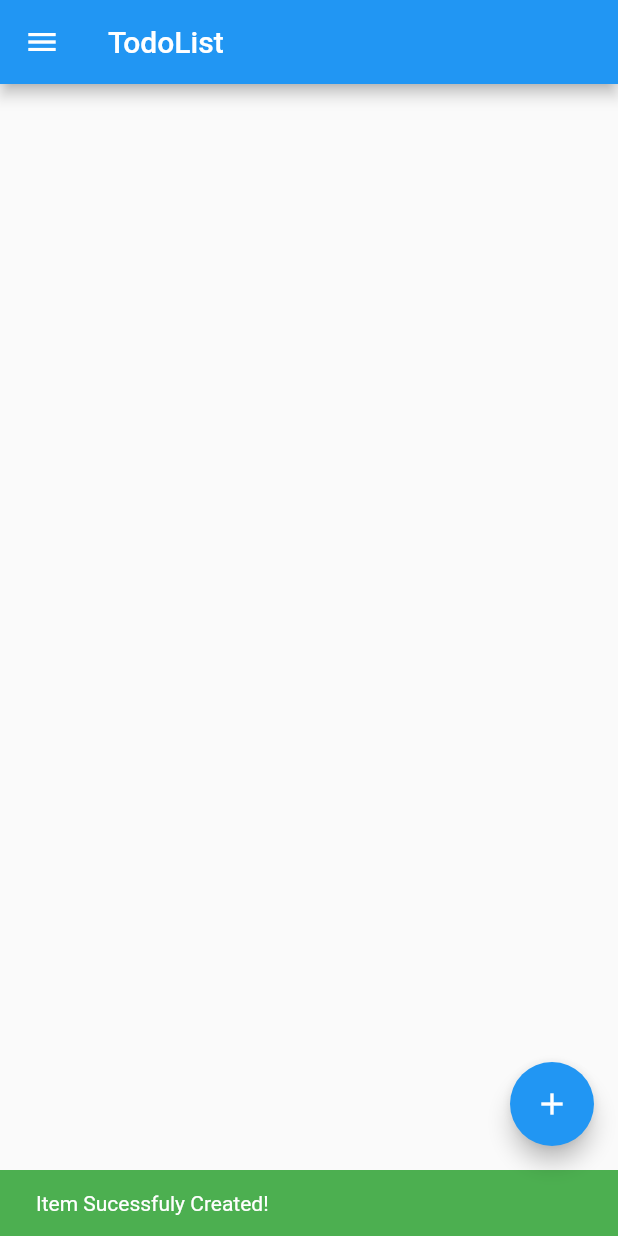
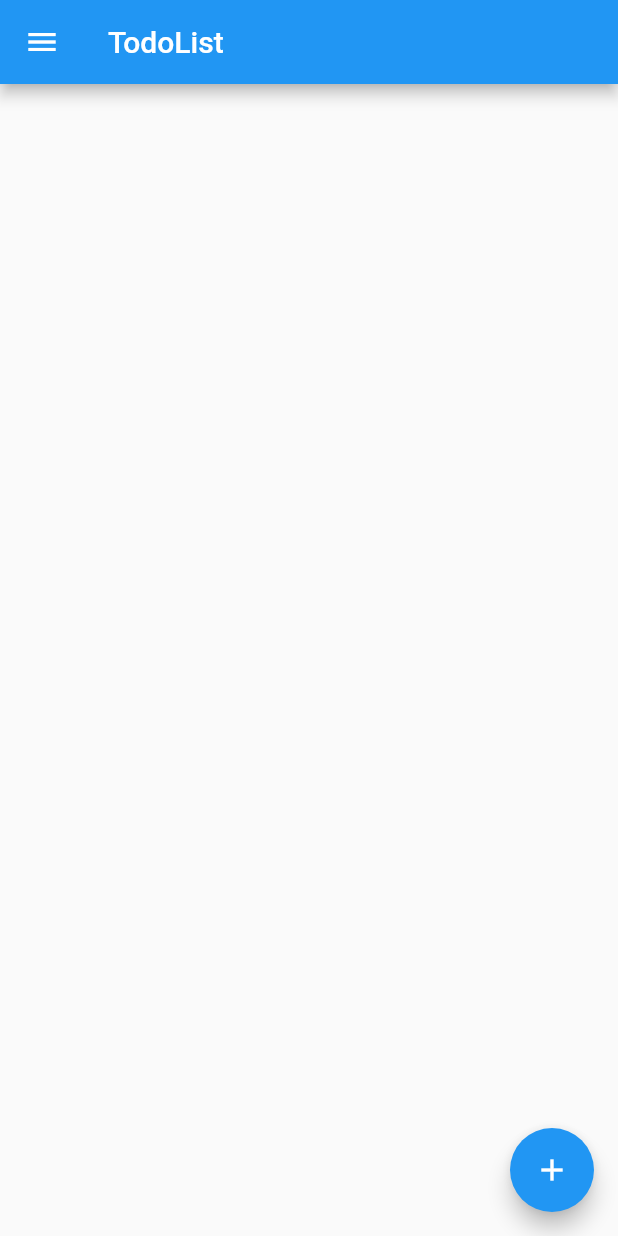
Before and after one commit to MBanawa/Sqflite-TodoList-App, a Flutter app: the TodoScreen screen opened directly, after a tap on "Save", on a phone screen of 412 x 824 dp. Run offline on Flutter 3.47's test engine with Material 2 defaults, Android fonts, the phone set to English and light mode, and no system bars; our stand-ins replace sqflite; accounts and stored records are empty; network calls fail.

Commit message:
updated totosbycategory

```diff
--- a/lib/screens/todo_screen.dart
+++ b/lib/screens/todo_screen.dart
@@ -66,14 +66,14 @@ class _TodoScreenState extends State<TodoScreen> {
     }
   }
 
-  _showSuccessSnackBar(message) {
-    var _snackBar = SnackBar(
-      content: message,
-      backgroundColor: Colors.green,
-      duration: const Duration(milliseconds: 1000),
-    );
-    _globalKey.currentState.showSnackBar(_snackBar);
-  }
+  // _showSuccessSnackBar(message) {
+  //   var _snackBar = SnackBar(
+  //     content: message,
+  //     backgroundColor: Colors.green,
+  //     duration: const Duration(milliseconds: 1000),
+  //   );
+  //   _globalKey.currentState.showSnackBar(_snackBar);
+  // }
 
   @override
   Widget build(BuildContext context) {
@@ -140,10 +140,9 @@ class _TodoScreenState extends State<TodoScreen> {
                   var _todoService = TodoService();
                   var result = await _todoService.saveTodo(todoObject);
                   if (result > 0) {
-                    _showSuccessSnackBar(Text('Item Sucessfuly Created!'));
-                    //TODO: how to add the getAllTodos here?
-                    //_homeScreen.getAllTodos();
-                    Navigator.pop(context);
+                    // _showSuccessSnackBar(Text('Item Sucessfuly Created!'));
+                    Navigator.pop(context, 'Saved!');
+
                   }
 
                 },
```
Also changed, not shown: lib/screens/categories_screen.dart (+9 -1 lines), lib/screens/home_screen.dart (+12 -9 lines), lib/repositories/database_connection.dart (line endings or trailing spaces).
